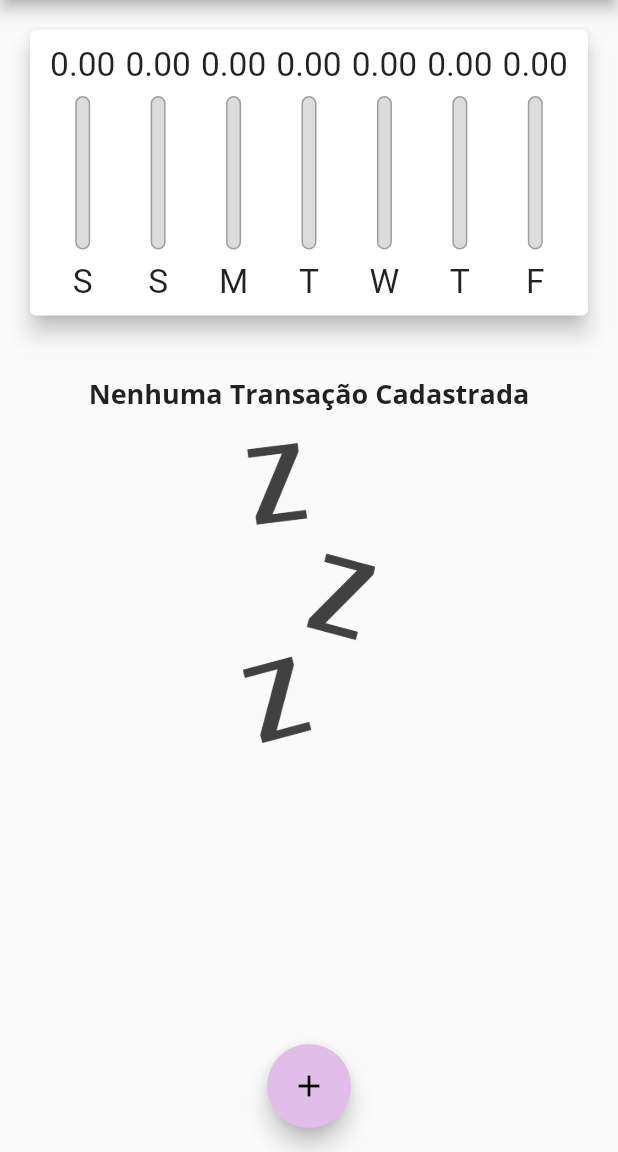
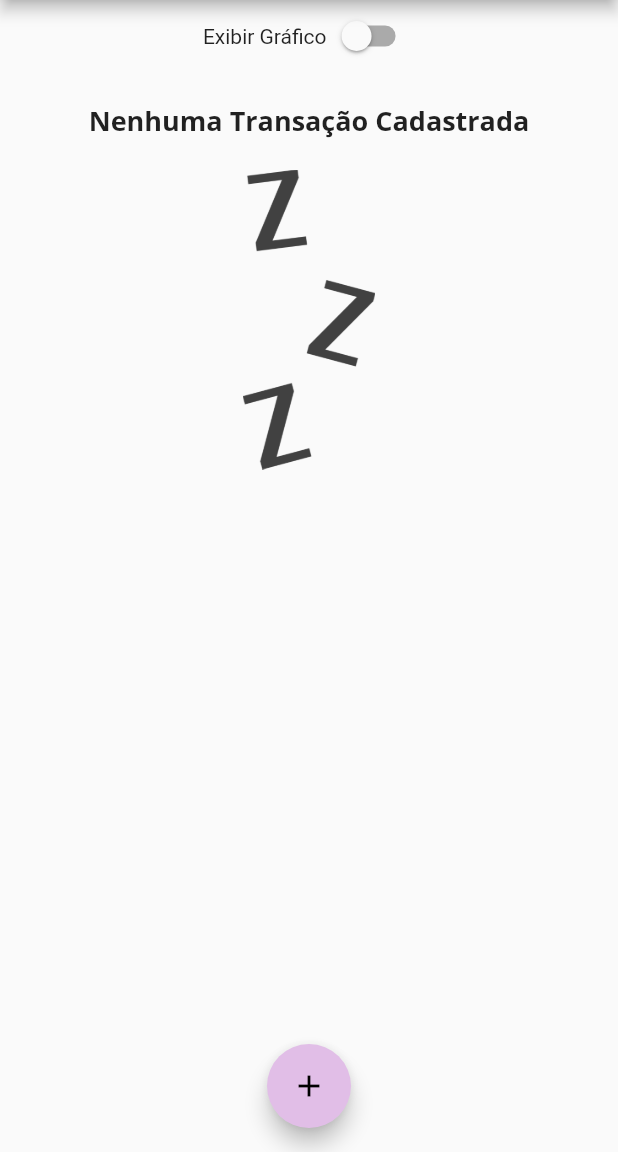
Before and after one commit to rudatorquato/Expenses, a Flutter app: the screen it shows after launch, on a phone screen of 412 x 824 dp, the part 84-1236 px from its top. Run offline on Flutter 3.47's test engine with Material 2 defaults, Android fonts, the phone set to English and light mode, and no system bars; our stand-ins replace google_fonts.

Commit message:
modo paisagem #01

```diff
--- a/lib/home/home_page.dart
+++ b/lib/home/home_page.dart
@@ -16,6 +16,7 @@ class MyHomePage extends StatefulWidget {
 
 class _MyHomePageState extends State<MyHomePage> {
   final List<Transaction> _transactions = [];
+  bool _showChart = false;
 
   List<Transaction> get _recentTransactions {
     return _transactions.where((element) {
@@ -81,10 +82,26 @@ class _MyHomePageState extends State<MyHomePage> {
         child: Column(
           crossAxisAlignment: CrossAxisAlignment.stretch,
           children: [
+            Row(
+              mainAxisAlignment: MainAxisAlignment.center,
+              children: [
+                Text("Exibir Gráfico"),
+                Switch(
+                  value: _showChart,
+                  onChanged: (value) {
+                    setState(() {
+                      _showChart = value;
+                    });
+                  },
+                ),
+              ],
+            ),
+            if (_showChart)
               Container(
                 height: availabelHeight * 0.30,
                 child: Chart(recentTransaction: _recentTransactions),
               ),
+            if (!_showChart)
               Container(
                 height: availabelHeight * 0.70,
                 child: TransactionList(
```
Lines whose indentation alone changed are shown as unchanged.
